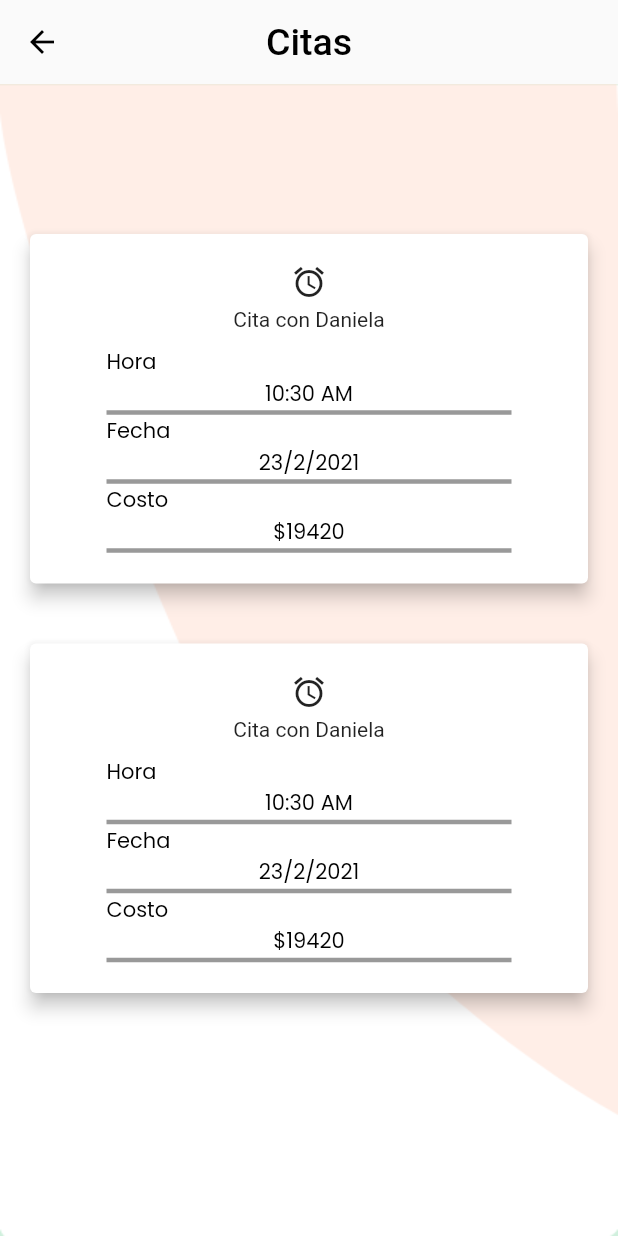
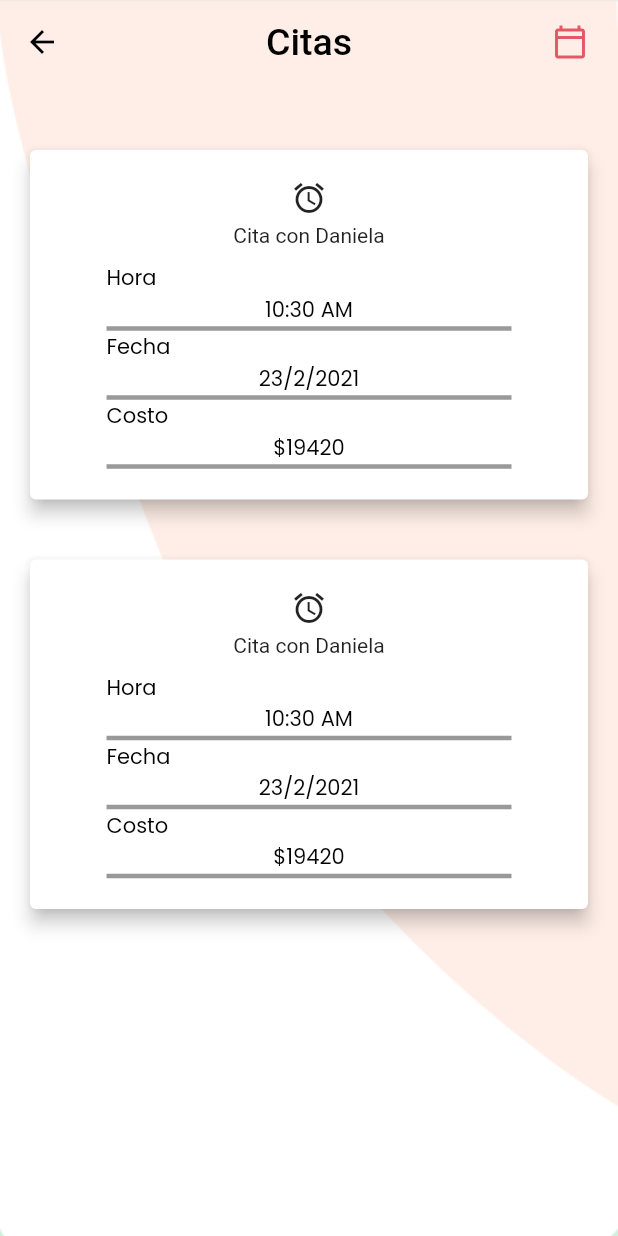
Before and after one commit to santiagocarod/Hablemos, a Flutter app: the ListCitasPro screen opened by its route, on a phone screen of 412 x 824 dp. Run offline on Flutter 3.47's test engine with Material 2 defaults, Android fonts, the phone set to English and light mode, and no system bars; our stand-ins replace firebase_auth, firebase_core, google_fonts, rxdart; accounts and stored records are empty.

Commit message:
All screens adapted

```diff
--- a/lib/presentation/login.dart
+++ b/lib/presentation/login.dart
@@ -1,5 +1,4 @@
 import 'package:flutter/material.dart';
-import 'package:hablemos/constants.dart';
 import 'package:hablemos/inh_widget.dart';
 
 import '../ux/atoms.dart';
--- a/lib/presentation/professional/list_citas_pro.dart
+++ b/lib/presentation/professional/list_citas_pro.dart
@@ -16,7 +16,10 @@ class ListCitasPro extends StatelessWidget {
   Widget build(BuildContext context) {
     Size size = MediaQuery.of(context).size;
     return Scaffold(
-      appBar: crearAppBar('Citas', null, 0, null),
+      resizeToAvoidBottomInset: false,
+      extendBodyBehindAppBar: true,
+      appBar: crearAppBar(
+          "Citas", Icons.calendar_today_outlined, heroCita, kRojoOscuro),
       body: Stack(
         children: <Widget>[
           Image.asset(
--- a/lib/presentation/signin.dart
+++ b/lib/presentation/signin.dart
@@ -1,5 +1,4 @@
 import 'package:flutter/material.dart';
-import 'package:hablemos/constants.dart';
 import 'package:hablemos/ux/atoms.dart';
 import 'package:intl/intl.dart';
 
--- a/lib/ux/atoms.dart
+++ b/lib/ux/atoms.dart
@@ -1,5 +1,4 @@
 import 'package:flutter/material.dart';
-import 'package:hablemos/constants.dart';
 import 'package:hablemos/inh_widget.dart';
 
 Widget iconButtonBig(String text, Function function, IconData iconData,
```
